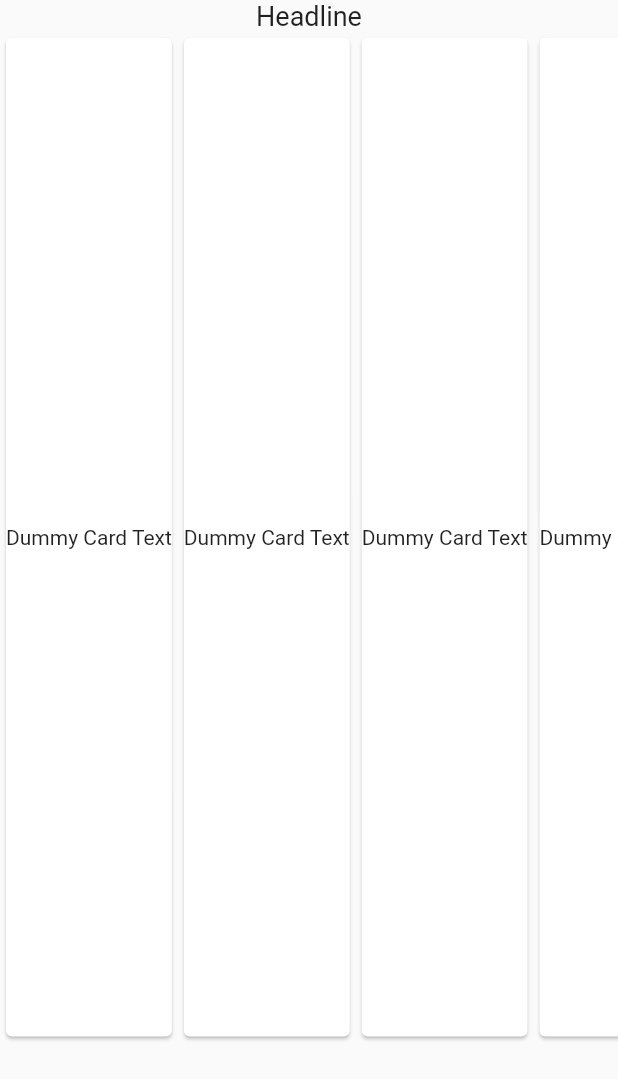
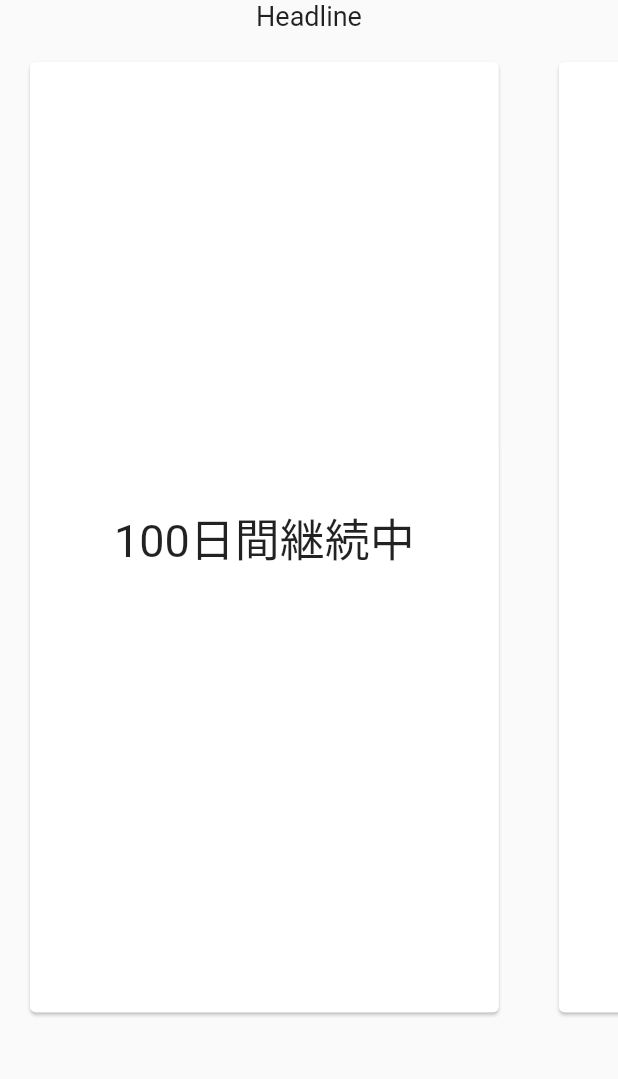
Before and after one commit to RikuDejima/labbit, a Flutter app: the HabitDetail widget shown alone on an empty page, opened directly, on a phone screen of 412 x 824 dp. Shown: the top 1079 px of the screen. Run offline on Flutter 3.47's test engine with Material 2 defaults, Android fonts, the phone set to English and light mode, and no system bars; our stand-ins replace cloud_firestore, firebase_core, firebase_storage, google_sign_in; missing offline and left inert: flutter_picker; accounts and stored records are empty.

Commit message:
コミット

```diff
--- a/lib/pages/habit_detail.dart
+++ b/lib/pages/habit_detail.dart
@@ -31,14 +31,27 @@ class _HabitDetailState extends State<HabitDetail> {
         ),
         SizedBox(
           height: size.height - 150.0,
-          width: size.width + 300,
+          // width: size.width + 900,
           child: ListView.builder(
             physics: ClampingScrollPhysics(),
             shrinkWrap: true,
             scrollDirection: Axis.horizontal,
             itemCount: habitLength,
             itemBuilder: (BuildContext context, int index) => Card(
-              child: Center(child: Text('Dummy Card Text')),
+              margin: EdgeInsets.all(20.0),
+              child: Container(
+                padding: EdgeInsets.only(
+                    left: size.width / 2 - 150, right: size.width / 2 - 150),
+                child: Row(
+                  children: [
+                    Text(
+                      "100日間継続中",
+                      textAlign: TextAlign.center,
+                      style: TextStyle(fontSize: 30.0),
+                    ),
+                  ],
+                ),
+              ),
             ),
           ),
         ),
```
